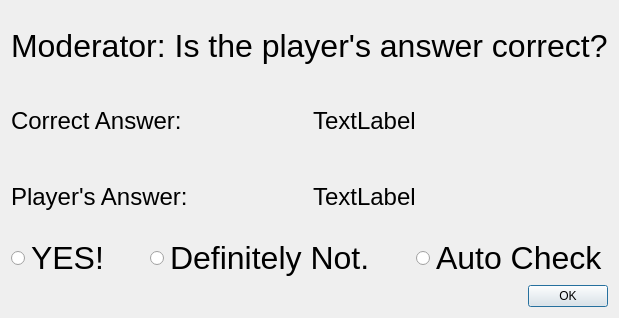
Old version of the form wheelofjeopardy/gui/moderatorPopup.ui in the repository 1amBulletproof/SwEng401WheelOfJeopardy.
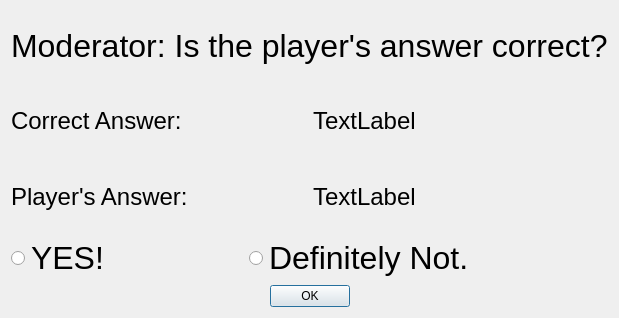
New version of the form.

```diff
--- a/wheelofjeopardy/gui/moderatorPopup.ui
+++ b/wheelofjeopardy/gui/moderatorPopup.ui
@@ -134,18 +134,6 @@
        </property>
       </spacer>
      </item>
-     <item>
-      <widget class="QRadioButton" name="autoCheckRadio">
-       <property name="font">
-        <font>
-         <pointsize>24</pointsize>
-        </font>
-       </property>
-       <property name="text">
-        <string>Auto Check</string>
-       </property>
-      </widget>
-     </item>
     </layout>
    </item>
    <item>
@@ -170,6 +158,19 @@
        </property>
       </widget>
      </item>
+     <item>
+      <spacer name="horizontalSpacer_4">
+       <property name="orientation">
+        <enum>Qt::Horizontal</enum>
+       </property>
+       <property name="sizeHint" stdset="0">
+        <size>
+         <width>40</width>
+         <height>20</height>
+        </size>
+       </property>
+      </spacer>
+     </item>
     </layout>
    </item>
   </layout>
```
